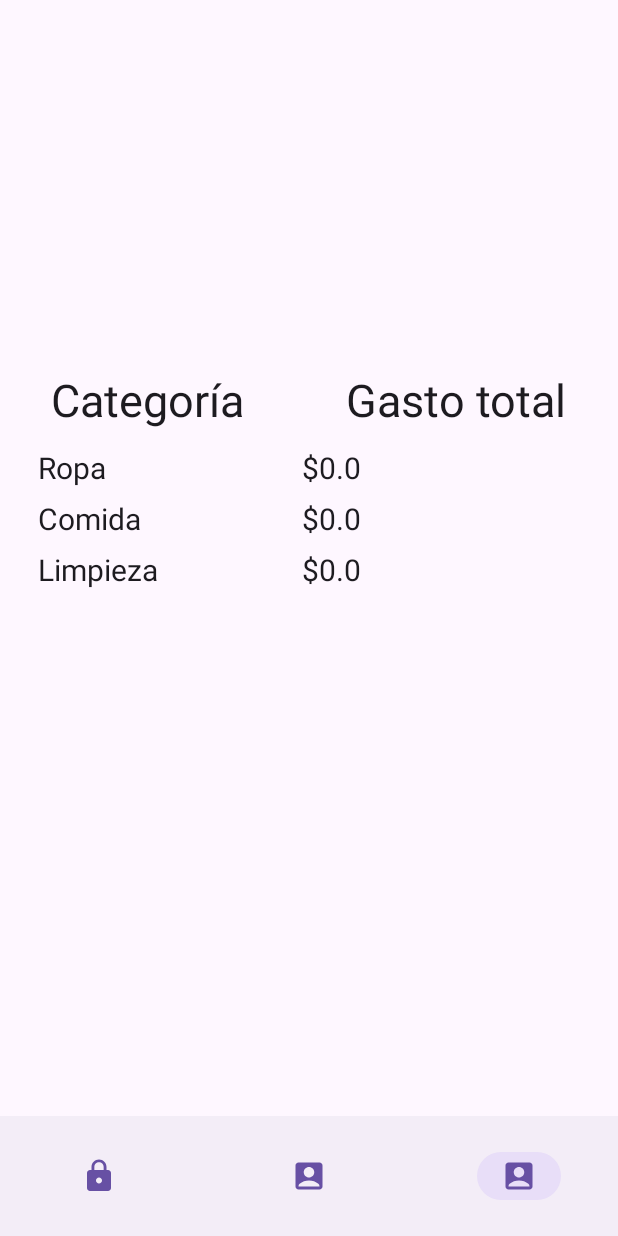
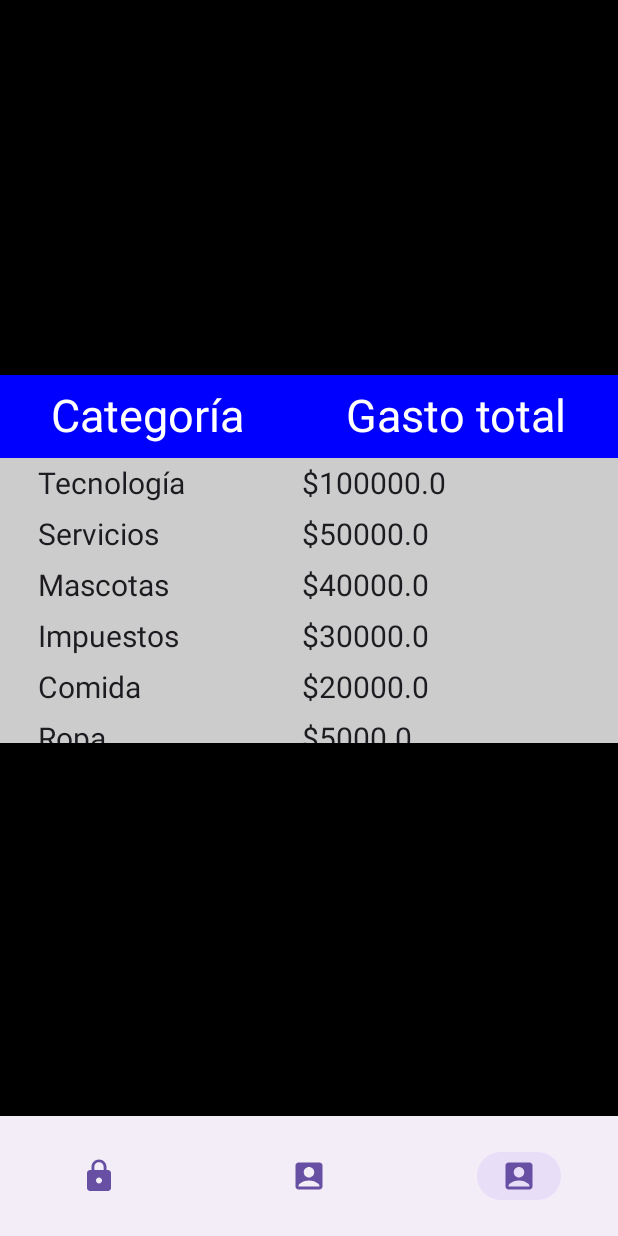
Before and after one commit to unlam-tec-movil/A2-2023-H2-E4, an Android app built with Jetpack Compose: the tercero screen opened through its navigation route, on a phone screen of 412 x 824 dp. Run offline under Robolectric (Android 15) with nearby library versions, the phone set to English and light mode, and no system bars; our stand-ins replace Dagger/Hilt's generated code; missing, so only their content is drawn: MyApplicationTheme.

Commit message:
Lista de categorias

```diff
--- a/app/src/main/java/ar/edu/unlam/mobile/scaffold/data/category/CategoryRepository.kt
+++ b/app/src/main/java/ar/edu/unlam/mobile/scaffold/data/category/CategoryRepository.kt
@@ -2,9 +2,13 @@ package ar.edu.unlam.mobile.scaffold.data.category
 
 object CategoryRepository {
     private val categories = mutableListOf(
-        Category("Ropa"),
-        Category("Comida"),
-        Category("Limpieza")
+        Category("Ropa", 5000.0),
+        Category("Comida", 20000.0),
+        Category("Limpieza", 1000.0),
+        Category("Servicios", 50000.0),
+        Category("Impuestos", 30000.0),
+        Category("Tecnología", 100000.0),
+        Category("Mascotas", 40000.0)
     )
 
     fun order(): List<Category> {
--- a/app/src/main/java/ar/edu/unlam/mobile/scaffold/ui/components/LazyColumn.kt
+++ b/app/src/main/java/ar/edu/unlam/mobile/scaffold/ui/components/LazyColumn.kt
@@ -1,12 +1,14 @@
 package ar.edu.unlam.mobile.scaffold.ui.components
 
+import androidx.compose.foundation.background
 import androidx.compose.foundation.layout.Arrangement
 import androidx.compose.foundation.layout.Column
 import androidx.compose.foundation.layout.Row
 import androidx.compose.foundation.layout.Spacer
+import androidx.compose.foundation.layout.fillMaxHeight
 import androidx.compose.foundation.layout.fillMaxWidth
+import androidx.compose.foundation.layout.height
 import androidx.compose.foundation.layout.padding
-import androidx.compose.foundation.layout.size
 import androidx.compose.foundation.layout.width
 import androidx.compose.foundation.lazy.LazyColumn
 import androidx.compose.foundation.lazy.items
@@ -14,30 +16,40 @@ import androidx.compose.material3.Text
 import androidx.compose.runtime.Composable
 import androidx.compose.ui.Alignment
 import androidx.compose.ui.Modifier
+import androidx.compose.ui.graphics.Color
 import androidx.compose.ui.text.style.TextAlign
 import androidx.compose.ui.unit.dp
 import androidx.compose.ui.unit.sp
 import ar.edu.unlam.mobile.scaffold.data.category.Category
 
 @Composable
-fun Statistics(column1: String, column2: String, list: MutableList<Category>) {
+fun Statistics(
+    column1: String,
+    column2: String,
+    list: MutableList<Category>,
+    color1: Color,
+    color2: Color
+) {
     Row (
         modifier = Modifier
-            .fillMaxWidth(),
+            .fillMaxWidth()
+            .background(color1)
+            .padding(0.dp, 10.dp),
         horizontalArrangement = Arrangement.SpaceAround,
         verticalAlignment = Alignment.CenterVertically
     ) {
-        Text(text = column1, fontSize = 30.sp)
-        Text(text = column2, fontSize = 30.sp)
+        Text(text = column1, fontSize = 30.sp, color = Color.White)
+        Text(text = column2, fontSize = 30.sp, color = Color.White)
     }
-    Spacer(Modifier.size(10.dp))
-    ShowCategories(list)
+    ShowCategories(list, color2)
 }
 
 @Composable
-fun ShowCategories(data: MutableList<Category>) {
+fun ShowCategories(data: MutableList<Category>, color: Color) {
     LazyColumn (
-        modifier = Modifier.fillMaxWidth(),
+        modifier = Modifier.fillMaxWidth()
+            .height(190.dp)
+            .background(color = color)
     ) {
         items(data) { item -> ListItemRow(item) }
     }
@@ -53,6 +65,7 @@ private fun ListItemRow(item: Category) {
             Modifier
                 .padding(5.dp)
                 .width(165.dp)
+                .fillMaxHeight()
         ){
             Text(item.name, textAlign = TextAlign.Left, fontSize = 20.sp)
         }
@@ -60,6 +73,7 @@ private fun ListItemRow(item: Category) {
             Modifier
                 .padding(5.dp)
                 .width(165.dp)
+                .fillMaxHeight()
         ) {
             Text("$${item.totalAmount}", textAlign = TextAlign.Right, fontSize = 20.sp)
         }
--- a/app/src/main/java/ar/edu/unlam/mobile/scaffold/ui/screens/ScreenThree.kt
+++ b/app/src/main/java/ar/edu/unlam/mobile/scaffold/ui/screens/ScreenThree.kt
@@ -1,10 +1,14 @@
 package ar.edu.unlam.mobile.scaffold.ui.screens
 
+import androidx.compose.foundation.background
 import androidx.compose.foundation.layout.Column
 import androidx.compose.foundation.layout.Spacer
+import androidx.compose.foundation.layout.fillMaxHeight
+import androidx.compose.foundation.layout.fillMaxSize
 import androidx.compose.foundation.layout.height
 import androidx.compose.runtime.Composable
 import androidx.compose.ui.Modifier
+import androidx.compose.ui.graphics.Color
 import androidx.compose.ui.unit.dp
 import ar.edu.unlam.mobile.scaffold.data.category.Category
 import ar.edu.unlam.mobile.scaffold.data.category.CategoryRepository
@@ -12,15 +16,17 @@ import ar.edu.unlam.mobile.scaffold.ui.components.Statistics
 
 @Composable
 fun ScreenThree() {
-    Column {
-        Body(column1 = "Categoría", column2 = "Gasto total", list = CategoryRepository.order() as MutableList<Category>)
+    Column (
+        modifier = Modifier.background(color = Color.Black).fillMaxSize()
+    ) {
+        Body(column1 = "Categoría", column2 = "Gasto total", list = CategoryRepository.order() as MutableList<Category>, Color.Blue, Color.LightGray)
     }
 }
 
 @Composable
-fun Body(column1: String, column2: String, list: MutableList<Category>) {
+fun Body(column1: String, column2: String, list: MutableList<Category>, color1: Color, color2: Color) {
     Column {
         Spacer(modifier = Modifier.height(250.dp))
-        Statistics(column1 = column1, column2 = column2, list = list)
+        Statistics(column1 = column1, column2 = column2, list = list, color1, color2)
     }
 }
```
